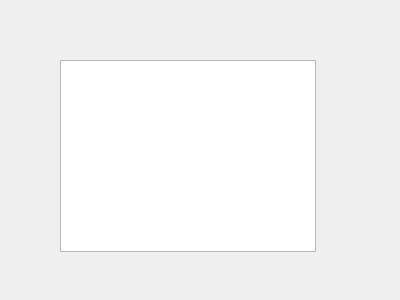
First picture: the form in playerwindow.ui, repository ae6nr/secret_hitler, before the edit.
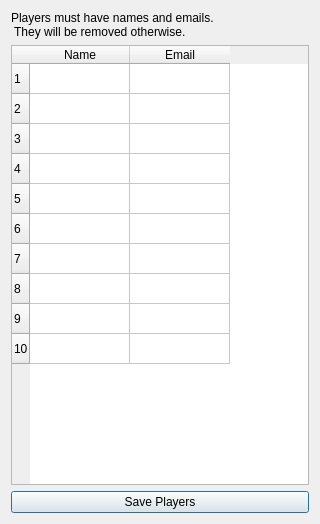
Second picture: the form after the edit.

Commit message: Significant upgrades to GUI, added email feature. Seems to work!

```diff
--- a/playerwindow.ui
+++ b/playerwindow.ui
@@ -1,28 +1,207 @@
 <?xml version="1.0" encoding="UTF-8"?>
 <ui version="4.0">
- <class>Form</class>
- <widget class="QWidget" name="Form">
+ <class>Dialog</class>
+ <widget class="QDialog" name="Dialog">
   <property name="geometry">
    <rect>
     <x>0</x>
     <y>0</y>
-    <width>400</width>
-    <height>300</height>
+    <width>320</width>
+    <height>524</height>
    </rect>
   </property>
   <property name="windowTitle">
    <string>Form</string>
   </property>
-  <widget class="QTableView" name="player_table">
-   <property name="geometry">
-    <rect>
-     <x>60</x>
-     <y>60</y>
-     <width>256</width>
-     <height>192</height>
-    </rect>
-   </property>
-  </widget>
+  <layout class="QGridLayout" name="gridLayout">
+   <item row="1" column="0">
+    <widget class="QTableWidget" name="tableWidget">
+     <row>
+      <property name="text">
+       <string>1</string>
+      </property>
+     </row>
+     <row>
+      <property name="text">
+       <string>2</string>
+      </property>
+     </row>
+     <row>
+      <property name="text">
+       <string>3</string>
+      </property>
+     </row>
+     <row>
+      <property name="text">
+       <string>4</string>
+      </property>
+     </row>
+     <row>
+      <property name="text">
+       <string>5</string>
+      </property>
+     </row>
+     <row>
+      <property name="text">
+       <string>6</string>
+      </property>
+     </row>
+     <row>
+      <property name="text">
+       <string>7</string>
+      </property>
+     </row>
+     <row>
+      <property name="text">
+       <string>8</string>
+      </property>
+     </row>
+     <row>
+      <property name="text">
+       <string>9</string>
+      </property>
+     </row>
+     <row>
+      <property name="text">
+       <string>10</string>
+      </property>
+     </row>
+     <column>
+      <property name="text">
+       <string>Name</string>
+      </property>
+     </column>
+     <column>
+      <property name="text">
+       <string>Email</string>
+      </property>
+      <property name="font">
+       <font>
+        <pointsize>9</pointsize>
+       </font>
+      </property>
+     </column>
+     <item row="0" column="0">
+      <property name="text">
+       <string/>
+      </property>
+     </item>
+     <item row="0" column="1">
+      <property name="text">
+       <string/>
+      </property>
+     </item>
+     <item row="1" column="0">
+      <property name="text">
+       <string/>
+      </property>
+     </item>
+     <item row="1" column="1">
+      <property name="text">
+       <string/>
+      </property>
+     </item>
+     <item row="2" column="0">
+      <property name="text">
+       <string/>
+      </property>
+     </item>
+     <item row="2" column="1">
+      <property name="text">
+       <string/>
+      </property>
+     </item>
+     <item row="3" column="0">
+      <property name="text">
+       <string/>
+      </property>
+     </item>
+     <item row="3" column="1">
+      <property name="text">
+       <string/>
+      </property>
+     </item>
+     <item row="4" column="0">
+      <property name="text">
+       <string/>
+      </property>
+     </item>
+     <item row="4" column="1">
+      <property name="text">
+       <string/>
+      </property>
+     </item>
+     <item row="5" column="0">
+      <property name="text">
+       <string/>
+      </property>
+     </item>
+     <item row="5" column="1">
+      <property name="text">
+       <string/>
+      </property>
+     </item>
+     <item row="6" column="0">
+      <property name="text">
+       <string/>
+      </property>
+     </item>
+     <item row="6" column="1">
+      <property name="text">
+       <string/>
+      </property>
+     </item>
+     <item row="7" column="0">
+      <property name="text">
+       <string/>
+      </property>
+     </item>
+     <item row="7" column="1">
+      <property name="text">
+       <string/>
+      </property>
+     </item>
+     <item row="8" column="0">
+      <property name="text">
+       <string/>
+      </property>
+     </item>
+     <item row="8" column="1">
+      <property name="text">
+       <string/>
+      </property>
+     </item>
+     <item row="9" column="0">
+      <property name="text">
+       <string/>
+      </property>
+     </item>
+     <item row="9" column="1">
+      <property name="text">
+       <string/>
+      </property>
+     </item>
+    </widget>
+   </item>
+   <item row="2" column="0">
+    <widget class="QPushButton" name="pushButton">
+     <property name="text">
+      <string>Save Players</string>
+     </property>
+    </widget>
+   </item>
+   <item row="0" column="0">
+    <widget class="QLabel" name="label">
+     <property name="text">
+      <string>Players must have names and emails.
+ They will be removed otherwise.</string>
+     </property>
+     <property name="wordWrap">
+      <bool>true</bool>
+     </property>
+    </widget>
+   </item>
+  </layout>
  </widget>
  <resources/>
  <connections/>
```
Left out of the diff: 2 changed lines with no effect on the pictures. The commit also changes 6 other files.
